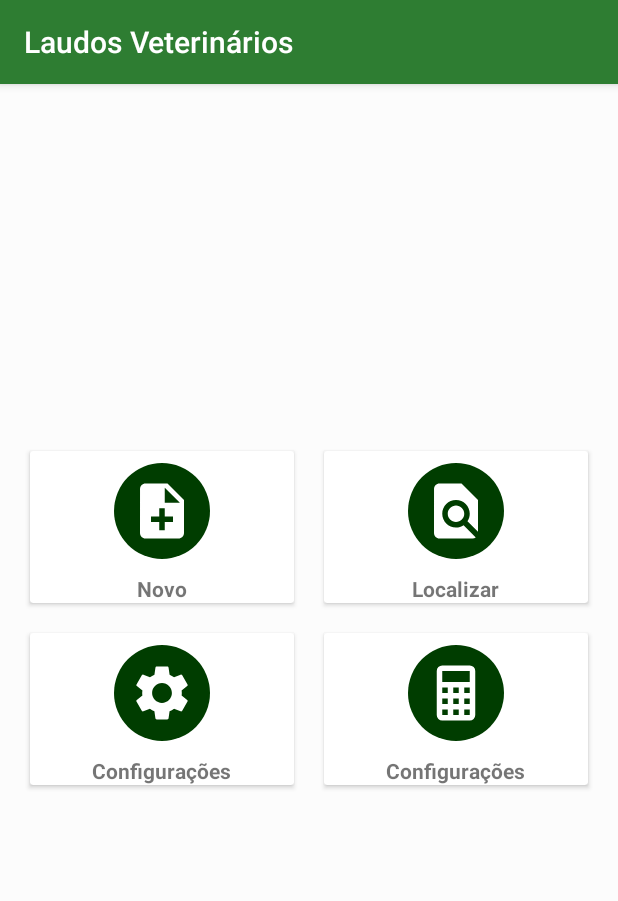
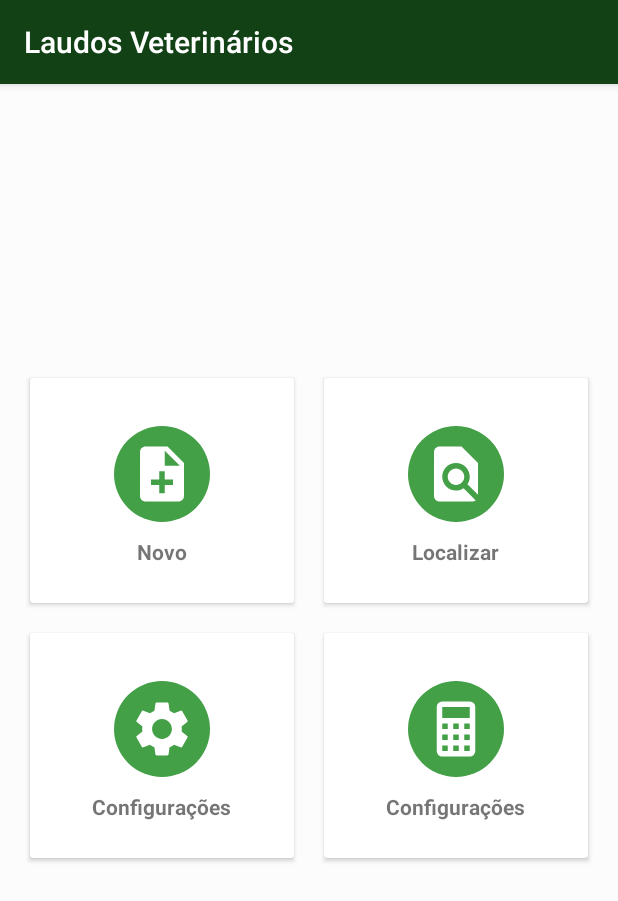
Before and after one commit to wparja/VeterinaryReport, an Android app: the screen it shows after launch (MainActivity), on a phone screen of 412 x 824 dp. Shown: the top 901 px of the screen. Run offline under Robolectric (Android 15) with nearby library versions, the phone set to English and light mode, and no system bars; libraries missing offline, so code that uses them is left out: com.j256.ormlite; 2 statements that could not run were skipped.

```diff
--- a/app/src/main/java/com/wparja/veterinaryreports/MainActivity.java
+++ b/app/src/main/java/com/wparja/veterinaryreports/MainActivity.java
@@ -29,6 +29,7 @@ import android.widget.LinearLayout;
 
 import com.wparja.veterinaryreports.customcomponents.PdfExportLayout;
 import com.wparja.veterinaryreports.persistence.entities.ReportEntity;
+import com.wparja.veterinaryreports.utils.FileHelper;
 import com.wparja.veterinaryreports.utils.PictureUtils;
 
 import java.io.File;
--- a/app/src/main/res/layout/activity_new_report.xml
+++ b/app/src/main/res/layout/activity_new_report.xml
@@ -17,7 +17,7 @@
         app:tabMaxWidth="0dp"
         app:tabGravity="fill"
         app:tabMode="fixed"
-        app:tabIndicatorColor="@color/colorPrimaryLight"
+        app:tabIndicatorColor="@color/colorPrimary"
         app:tabTextColor="@android:color/white"
         app:tabIndicatorHeight="4dp"
         android:background="@color/colorAccent"
--- a/app/src/main/res/layout/content_main.xml
+++ b/app/src/main/res/layout/content_main.xml
@@ -17,7 +17,7 @@
             android:id="@+id/new_report_card"
             android:clickable="true"
             android:layout_width="0dp"
-            android:layout_height="wrap_content"
+            android:layout_height="@dimen/card_height"
             android:layout_weight="1"
             android:layout_margin="10dp"
             android:onClick="callActivity"
@@ -28,8 +28,8 @@
                 android:orientation="vertical"
                 android:gravity="center">
                 <ImageView
-                    android:layout_width="64dp"
-                    android:layout_height="64dp"
+                    android:layout_width="@dimen/image_card_width"
+                    android:layout_height="@dimen/image_card_height"
                     android:layout_marginTop="8dp"
                     android:background="@drawable/circleshape"
                     android:src="@drawable/ic_baseline_note_add_24"
@@ -46,7 +46,7 @@
             android:id="@+id/find_card"
             android:clickable="true"
             android:layout_width="0dp"
-            android:layout_height="wrap_content"
+            android:layout_height="@dimen/card_height"
             android:layout_weight="1"
             android:layout_margin="10dp"
             android:onClick="callActivity"
@@ -57,8 +57,8 @@
                 android:orientation="vertical"
                 android:gravity="center">
                 <ImageView
-                    android:layout_width="64dp"
-                    android:layout_height="64dp"
+                    android:layout_width="@dimen/image_card_width"
+                    android:layout_height="@dimen/image_card_height"
                     android:layout_marginTop="8dp"
                     android:background="@drawable/circleshape"
                     android:src="@drawable/ic_baseline_find_in_page_24"
@@ -82,7 +82,7 @@
             android:id="@+id/settings_card"
             android:clickable="true"
             android:layout_width="0dp"
-            android:layout_height="wrap_content"
+            android:layout_height="@dimen/card_height"
             android:layout_weight="1"
             android:layout_margin="10dp"
             android:onClick="callActivity"
@@ -93,8 +93,8 @@
                 android:orientation="vertical"
                 android:gravity="center">
                 <ImageView
-                    android:layout_width="64dp"
-                    android:layout_height="64dp"
+                    android:layout_width="@dimen/image_card_width"
+                    android:layout_height="@dimen/image_card_height"
                     android:layout_marginTop="8dp"
                     android:background="@drawable/circleshape"
                     android:src="@drawable/ic_baseline_settings_24"
@@ -112,7 +112,7 @@
             android:id="@+id/dosage_card"
             android:clickable="true"
             android:layout_width="0dp"
-            android:layout_height="wrap_content"
+            android:layout_height="@dimen/card_height"
             android:layout_weight="1"
             android:layout_margin="10dp"
             android:onClick="callActivity"
@@ -123,8 +123,8 @@
                 android:orientation="vertical"
                 android:gravity="center">
                 <ImageView
-                    android:layout_width="64dp"
-                    android:layout_height="64dp"
+                    android:layout_width="@dimen/image_card_width"
+                    android:layout_height="@dimen/image_card_height"
                     android:layout_marginTop="8dp"
                     android:background="@drawable/circleshape"
                     android:src="@drawable/ic_calculator_black_24dp"
--- a/app/src/main/res/values-sw600dp/dimens.xml
+++ b/app/src/main/res/values-sw600dp/dimens.xml
@@ -1,5 +1,8 @@
 <?xml version="1.0" encoding="utf-8"?>
 <resources>
+    <dimen name="card_height">150dp</dimen>
+    <dimen name="image_card_height">80dp</dimen>
+    <dimen name="image_card_width">80dp</dimen>
     <dimen name="input_container_size">150dp</dimen>
     <dimen name="photo_size_w">250dp</dimen>
     <dimen name="photo_size_h">250dp</dimen>
--- a/app/src/main/res/values/colors.xml
+++ b/app/src/main/res/values/colors.xml
@@ -1,9 +1,10 @@
 <?xml version="1.0" encoding="utf-8"?>
 <resources>
-    <color name="colorPrimary">#2e7d32</color>
-    <color name="colorPrimaryLight">#60ad5e</color>
-    <color name="colorPrimaryDark">#005005</color>
+    <color name="colorPrimary">#124116</color>
+    <color name="colorPrimaryLight">#1b5e20</color>
+    <color name="colorPrimaryDark">#487e4c</color>
     <color name="colorPrimaryText">#ffffff</color>
-    <color name="colorAccent">#003d00</color>
+    <color name="colorAccent">#43a047</color>
     <color name="lightGray">#ededed</color>
+
 </resources>
--- a/app/src/main/res/values/dimens.xml
+++ b/app/src/main/res/values/dimens.xml
@@ -1,5 +1,8 @@
 <?xml version="1.0" encoding="utf-8"?>
 <resources>
+    <dimen name="card_height">150dp</dimen>
+    <dimen name="image_card_height">64dp</dimen>
+    <dimen name="image_card_width">64dp</dimen>
     <dimen name="input_container_size">50dp</dimen>
     <dimen name="photo_size_w">100dp</dimen>
     <dimen name="photo_size_h">100dp</dimen>
```
Also changed, not shown: app/src/main/java/com/wparja/veterinaryreports/SharedPdfActivity.java (+9 -3 lines), app/src/main/java/com/wparja/veterinaryreports/fragments/PatientDataFragment.java (+11 -11 lines), app/src/main/java/com/wparja/veterinaryreports/utils/FileHelper.java (added, +58 -0 lines), app/src/main/res/xml/files.xml (+13 -1 lines).
